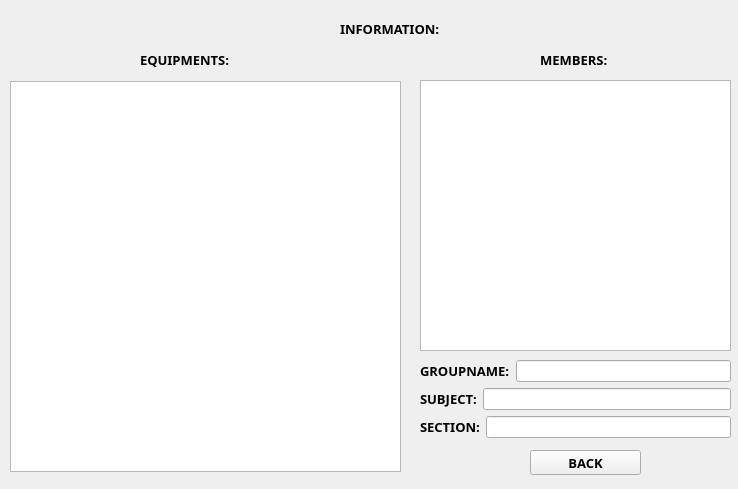
This is infopopup.ui in markytools/sume-borrower-app as Qt 5 draws it before an edit. The edited form follows.
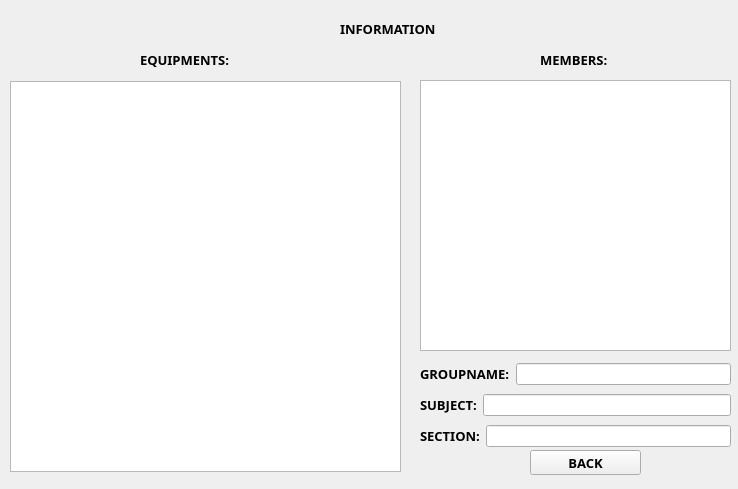
This is the edited form.

Commit message:
Infopopup + Listborrowers
UIs now display

What changed in the file:
```diff
--- a/infopopup.ui
+++ b/infopopup.ui
@@ -40,7 +40,7 @@
     <rect>
      <x>340</x>
      <y>20</y>
-     <width>103</width>
+     <width>151</width>
      <height>17</height>
     </rect>
    </property>
@@ -53,7 +53,7 @@
     </font>
    </property>
    <property name="text">
-    <string>INFORMATION:</string>
+    <string>INFORMATION</string>
    </property>
   </widget>
   <widget class="QPushButton" name="AddButton">
@@ -129,13 +129,13 @@
     <string>MEMBERS:</string>
    </property>
   </widget>
-  <widget class="QWidget" name="">
+  <widget class="QWidget" name="layoutWidget">
    <property name="geometry">
     <rect>
      <x>420</x>
      <y>360</y>
      <width>311</width>
-     <height>80</height>
+     <height>91</height>
     </rect>
    </property>
    <layout class="QVBoxLayout" name="verticalLayout">
```
Left out of the diff: 2 changed lines with no effect on the pictures. The commit also changes 21 other files.
